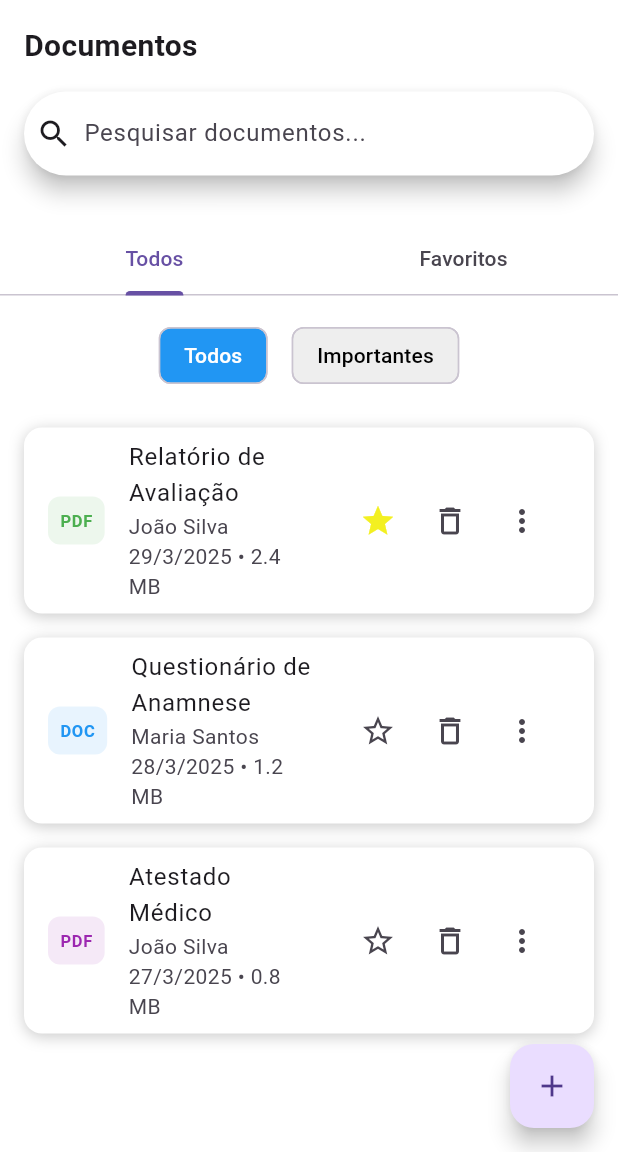
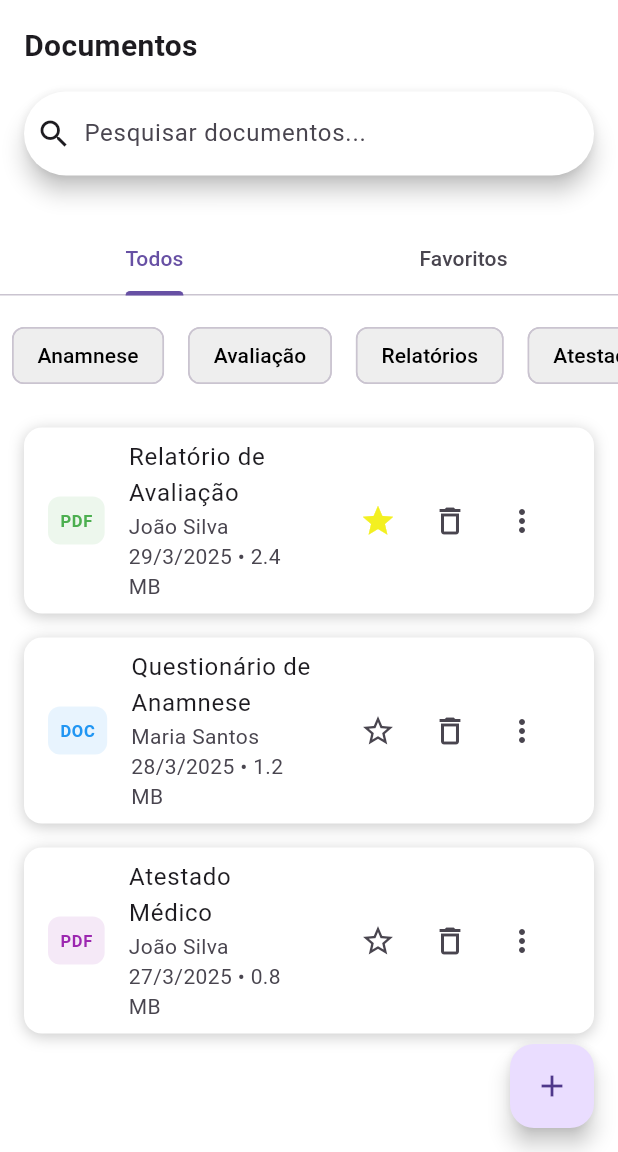
Before and after one commit to LiraTecnologic/helppsico-mobile, a Flutter app: the screen it shows after launch, on a phone screen of 412 x 824 dp, the part 84-1236 px from its top. Run offline on Flutter 3.47's test engine with Material 3 defaults, Android fonts, the phone set to English and light mode, and no system bars; our stand-ins replace equatable, flutter_bloc.

Commit message:
#MTR10:feat/implementa barra de filtros por tipo de documento

```diff
--- a/helppsico_mobile/lib/presentation/widgets/documents/documents_tab_bar.dart
+++ b/helppsico_mobile/lib/presentation/widgets/documents/documents_tab_bar.dart
@@ -1,7 +1,13 @@
 import 'package:flutter/material.dart';
+import '../../../data/models/document_model.dart';
 
 class DocumentsTabBar extends StatelessWidget {
-  const DocumentsTabBar({super.key});
+  final Function(DocumentType?) onTypeSelected;
+
+  const DocumentsTabBar({
+    super.key,
+    required this.onTypeSelected,
+  });
 
   @override
   Widget build(BuildContext context) {
@@ -9,25 +15,31 @@ class DocumentsTabBar extends StatelessWidget {
       scrollDirection: Axis.horizontal,
       child: Row(
         children: [
-          _buildTab('Todos', true),
-          _buildTab('Importantes', false),
-
+          _buildTab('Anamnese', DocumentType.anamnese),
+          _buildTab('Avaliação', DocumentType.avaliacao),
+          _buildTab('Relatórios', DocumentType.relatorio),
+          _buildTab('Atestados', DocumentType.atestado),
+          _buildTab('Encaminhamentos', DocumentType.encaminhamento),
+          _buildTab('Outros', DocumentType.outros),
         ],
       ),
     );
   }
 
-  Widget _buildTab(String label, bool isSelected) {
+  Widget _buildTab(String label, DocumentType type) {
     return Padding(
       padding: const EdgeInsets.symmetric(horizontal: 8.0),
-      child: Chip(
+      child: FilterChip(
         label: Text(
           label,
-          style: TextStyle(
-            color: isSelected ? Colors.white : Colors.black,
+          style: const TextStyle(
+            color: Colors.black,
           ),
         ),
-        backgroundColor: isSelected ? Colors.blue : Colors.grey[200],
+        backgroundColor: Colors.grey[200],
+        onSelected: (selected) {
+          onTypeSelected(selected ? type : null);
+        },
       ),
     );
   }
```
